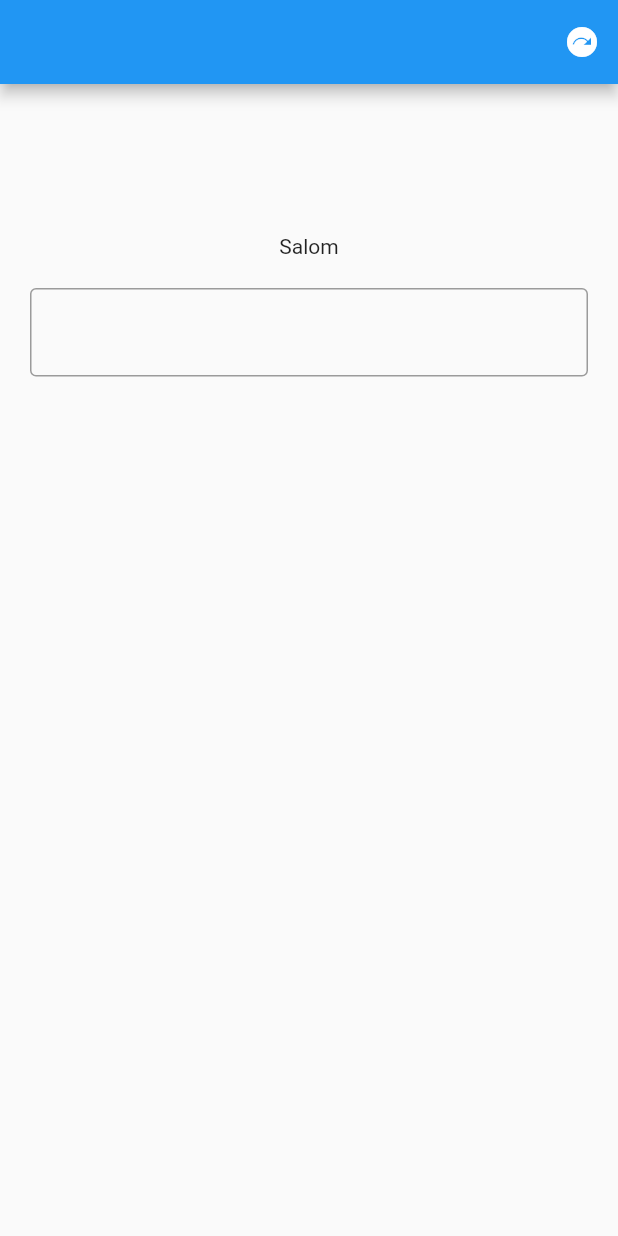
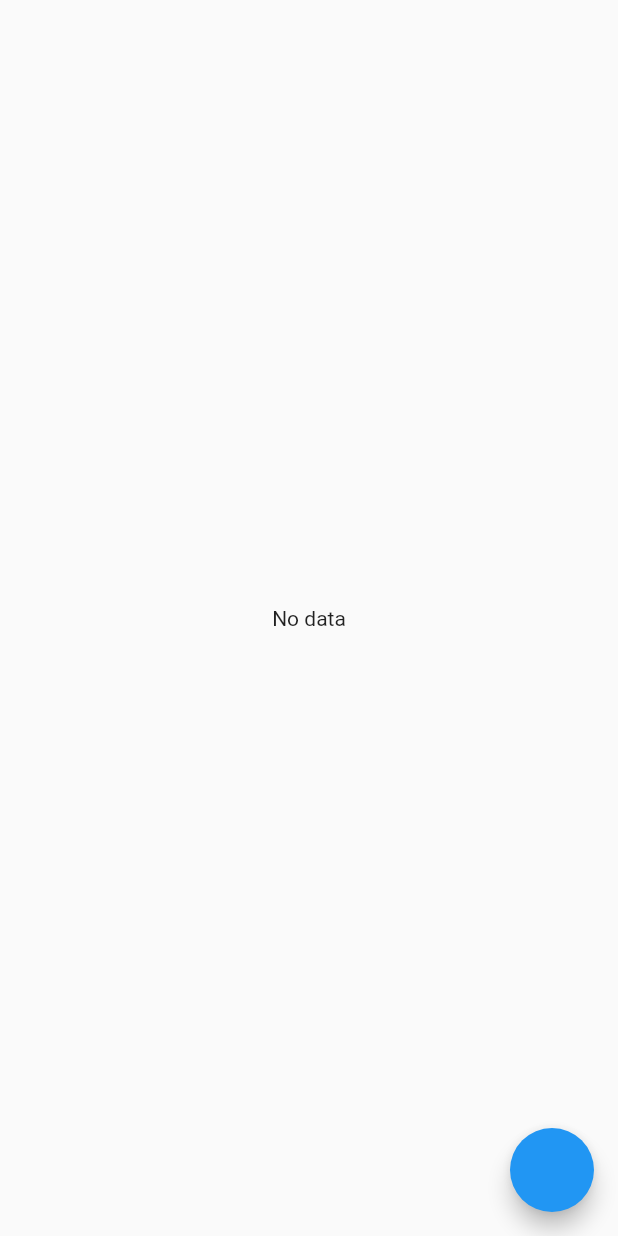
Before and after one commit to ahadjonovss/working_with_bloc_cubit, a Flutter app: the screen it shows after launch, on a phone screen of 412 x 824 dp. Run offline on Flutter 3.47's test engine with Material 2 defaults, Android fonts, the phone set to English and light mode, and no system bars; our stand-ins replace dio, flutter_bloc.

Commit message:
model done

```diff
--- a/lib/bloc/cars/cars_cubit.dart
+++ b/lib/bloc/cars/cars_cubit.dart
@@ -1,7 +1,6 @@
 import 'package:flutter_bloc/flutter_bloc.dart';
 import 'package:working_with_bloc_cubit/bloc/cars/cars_state.dart';
 import 'package:working_with_bloc_cubit/data/repositories/cars_repository.dart';
-import 'package:working_with_bloc_cubit/utils/get_it.dart';
 
 import '../../data/models/my_reponse.dart';
 
@@ -10,7 +9,7 @@ class CarsCubit extends  Cubit<CarsState>{
 
   fetchCars() async {
     emit(LoadCarsInProgress());
-    MyResponse myResponse = await myLocator<CarsRepository>().getAllCars();
+    MyResponse myResponse = await CarsRepository().getAllCars();
     if(myResponse.error.isEmpty){
       emit(LoadCarsInSuccess(cars: myResponse.data));
     }else{
--- a/lib/data/repositories/cars_repository.dart
+++ b/lib/data/repositories/cars_repository.dart
@@ -1,6 +1,6 @@
 import 'package:working_with_bloc_cubit/data/services/api_service/api_service.dart';
-import 'package:working_with_bloc_cubit/utils/get_it.dart';
+
 
 class CarsRepository{
-  getAllCars()=>myLocator<ApiService>().getAllCars();
+  getAllCars()=>ApiService().getAllCars();
 }
--- a/lib/main.dart
+++ b/lib/main.dart
@@ -1,12 +1,14 @@
 import 'package:flutter/material.dart';
 import 'package:flutter_bloc/flutter_bloc.dart';
 import 'package:working_with_bloc_cubit/bloc/area_calc_cubit/areaCubit.dart';
-import 'package:working_with_bloc_cubit/ui/first_task.dart';
-
+import 'package:working_with_bloc_cubit/bloc/cars/cars_cubit.dart';
+import 'package:working_with_bloc_cubit/ui/cars/first_page.dart';
 void main() {
+  WidgetsFlutterBinding.ensureInitialized();
   runApp( MultiBlocProvider(
     providers: [
-      BlocProvider(create: (context) => AreaCalcCubit(),)
+      BlocProvider(create: (context) => AreaCalcCubit(),),
+      BlocProvider(create: (context) => CarsCubit(),)
     ],
       child: MyApp()));
 }
@@ -22,7 +24,7 @@ class MyApp extends StatelessWidget {
       theme: ThemeData(
         primarySwatch: Colors.blue,
       ),
-      home: const FirstTask(),
+      home: const FirstPage(),
     );
   }
 }
--- /dev/null
+++ b/lib/ui/cars/first_page.dart
@@ -0,0 +1,49 @@
+import 'package:flutter/material.dart';
+import 'package:flutter_bloc/flutter_bloc.dart';
+import 'package:working_with_bloc_cubit/bloc/cars/cars_cubit.dart';
+import 'package:working_with_bloc_cubit/bloc/cars/cars_state.dart';
+
+class FirstPage extends StatelessWidget {
+  const FirstPage({Key? key}) : super(key: key);
+
+  @override
+  Widget build(BuildContext context) {
+    return Scaffold(
+      body: BlocBuilder<CarsCubit,CarsState>(
+          builder:(context, state) {
+            if(state is InitialState){
+              return Center(
+                child: Text("No data"),
+              );
+            }
+            if(state is LoadCarsInProgress){
+              return const Center(
+                child: CircularProgressIndicator(),
+              );
+            }
+            if(state is LoadCarsInFailure){
+              return Text(state.errorText,);
+            }
+            if(state is LoadCarsInSuccess){
+              return ListView(
+                children: List.generate(
+                  state.cars.data.length,
+                      (index) => ListTile(
+                    title: Text(
+                      state.cars.data[index].carModel,
+                    ),
+                  ),
+                ),
+              );
+            }
+            return Container();
+
+          }, ),
+      floatingActionButton: FloatingActionButton(
+        onPressed: () {
+          context.read<CarsCubit>().fetchCars();
+        },
+      ),
+    );
+  }
+}
--- a/lib/utils/get_it.dart
+++ /dev/null
@@ -1,8 +0,0 @@
-import 'package:get_it/get_it.dart';
-import 'package:working_with_bloc_cubit/data/services/api_service/api_service.dart';
-
-final myLocator = GetIt.instance;
-
-setUpLocators()  {
-  myLocator.registerLazySingleton(() => ApiService());
-}
--- a/pubspec.yaml
+++ b/pubspec.yaml
@@ -38,7 +38,6 @@ dependencies:
   cupertino_icons: ^1.0.2
   flutter_bloc: ^8.1.1
   dio: ^4.0.6
-  get_it: ^7.2.0
 
 dev_dependencies:
   flutter_test:
```
Also changed, not shown: pubspec.lock.
